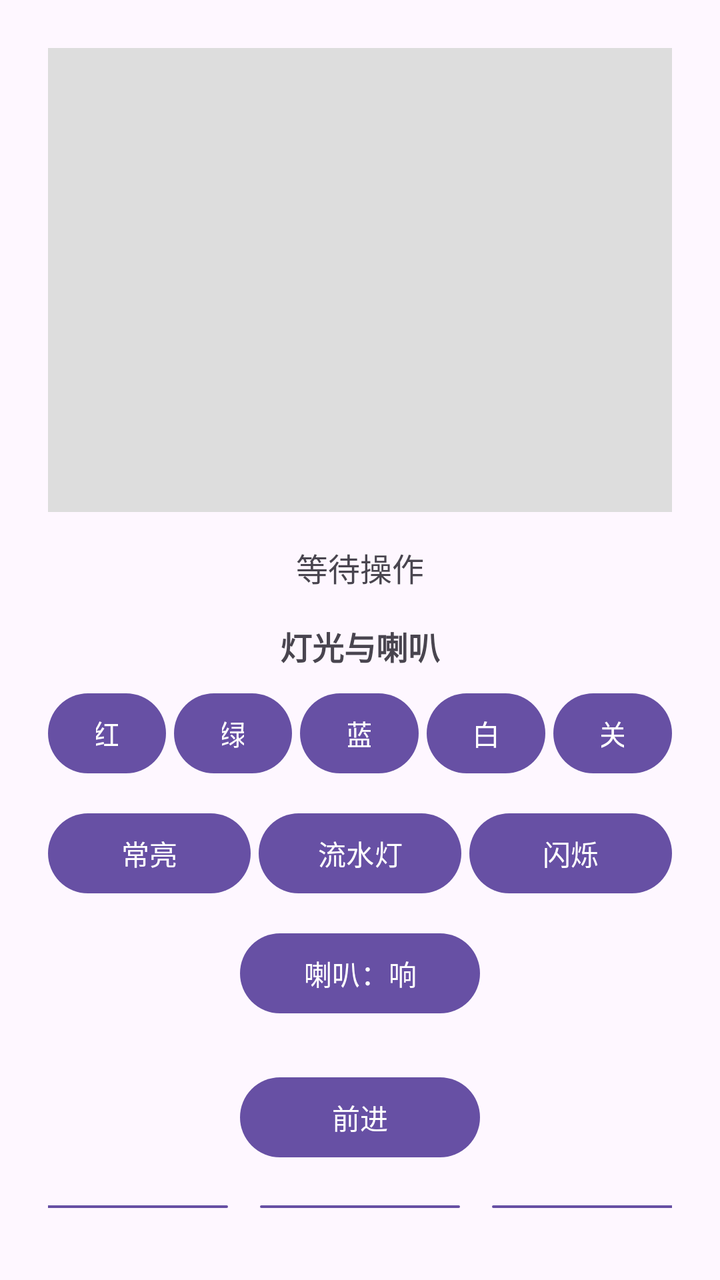
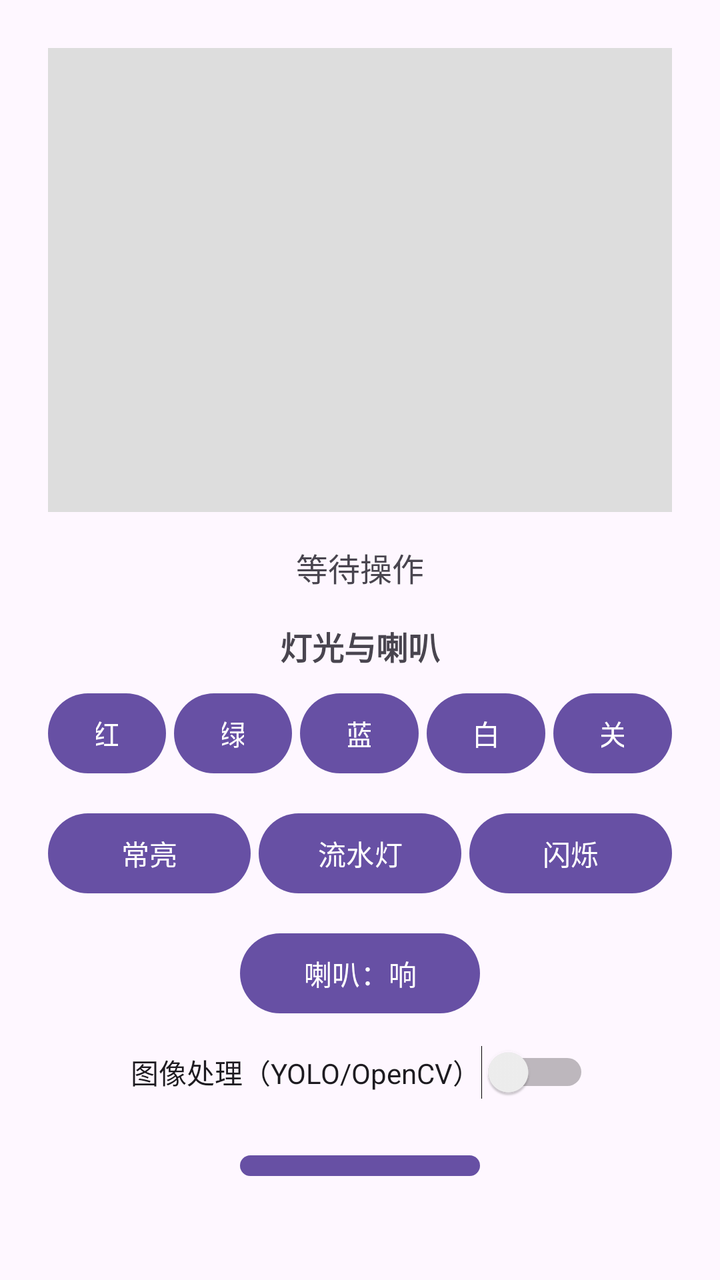

Two renders of the same Android screen: before a commit and after it. Below are the layout's source before the change and the commit's diff.
<!-- AndroidManifest.xml: application theme Theme.CarApp -->
<!-- res/layout/activity_main.xml -->
<?xml version="1.0" encoding="utf-8"?>
<LinearLayout xmlns:android="http://schemas.android.com/apk/res/android"
    android:layout_width="match_parent"
    android:layout_height="match_parent"
    android:orientation="vertical"
    android:gravity="center"
    android:padding="24dp">

    
    <ImageView
        android:id="@+id/ivCamera"
        android:layout_width="match_parent"
        android:layout_height="240dp"
        android:scaleType="centerCrop"
        android:background="#DDDDDD"
        android:contentDescription="小车摄像头画面"
        android:layout_marginBottom="16dp" />

    
    <TextView
        android:id="@+id/tvStatus"
        android:layout_width="match_parent"
        android:layout_height="wrap_content"
        android:text="等待操作"
        android:textSize="16sp"
        android:gravity="center"
        android:layout_marginBottom="16dp" />

    
    <TextView
        android:layout_width="match_parent"
        android:layout_height="wrap_content"
        android:text="灯光与喇叭"
        android:textSize="16sp"
        android:textStyle="bold"
        android:gravity="center"
        android:layout_marginBottom="8dp" />

    
    <LinearLayout
        android:layout_width="match_parent"
        android:layout_height="wrap_content"
        android:orientation="horizontal"
        android:gravity="center"
        android:layout_marginBottom="12dp">

        <Button
            android:id="@+id/btnLedRed"
            android:layout_width="0dp"
            android:layout_height="wrap_content"
            android:layout_weight="1"
            android:layout_marginEnd="4dp"
            android:text="红" />

        <Button
            android:id="@+id/btnLedGreen"
            android:layout_width="0dp"
            android:layout_height="wrap_content"
            android:layout_weight="1"
            android:layout_marginEnd="4dp"
            android:text="绿" />

        <Button
            android:id="@+id/btnLedBlue"
            android:layout_width="0dp"
            android:layout_height="wrap_content"
            android:layout_weight="1"
            android:layout_marginEnd="4dp"
            android:text="蓝" />

        <Button
            android:id="@+id/btnLedWhite"
            android:layout_width="0dp"
            android:layout_height="wrap_content"
            android:layout_weight="1"
            android:layout_marginEnd="4dp"
            android:text="白" />

        <Button
            android:id="@+id/btnLedOff"
            android:layout_width="0dp"
            android:layout_height="wrap_content"
            android:layout_weight="1"
            android:text="关" />

    </LinearLayout>

    
    <LinearLayout
        android:layout_width="match_parent"
        android:layout_height="wrap_content"
        android:orientation="horizontal"
        android:gravity="center"
        android:layout_marginBottom="12dp">

        <Button
            android:id="@+id/btnLedModeSteady"
            android:layout_width="0dp"
            android:layout_height="wrap_content"
            android:layout_weight="1"
            android:layout_marginEnd="4dp"
            android:text="常亮" />

        <Button
            android:id="@+id/btnLedModeFlow"
            android:layout_width="0dp"
            android:layout_height="wrap_content"
            android:layout_weight="1"
            android:layout_marginEnd="4dp"
            android:text="流水灯" />

        <Button
            android:id="@+id/btnLedModeBlink"
            android:layout_width="0dp"
            android:layout_height="wrap_content"
            android:layout_weight="1"
            android:text="闪烁" />

    </LinearLayout>

    
    <Button
        android:id="@+id/btnBuzzer"
        android:layout_width="120dp"
        android:layout_height="wrap_content"
        android:text="喇叭：响"
        android:layout_marginBottom="24dp" />

    
    <Button
        android:id="@+id/btnForward"
        android:layout_width="120dp"
        android:layout_height="wrap_content"
        android:text="前进"
        android:layout_marginBottom="16dp" />

    
    <LinearLayout
        android:layout_width="wrap_content"
        android:layout_height="wrap_content"
        android:orientation="horizontal"
        android:gravity="center">

        <Button
            android:id="@+id/btnLeft"
            android:layout_width="100dp"
            android:layout_height="wrap_content"
            android:text="左转"
            android:layout_marginEnd="16dp" />

        <Button
            android:id="@+id/btnStop"
            android:layout_width="100dp"
            android:layout_height="wrap_content"
            android:text="停止"
            android:layout_marginEnd="16dp" />

        <Button
            android:id="@+id/btnRight"
            android:layout_width="100dp"
            android:layout_height="wrap_content"
            android:text="右转" />

    </LinearLayout>

    
    <Button
        android:id="@+id/btnBackward"
        android:layout_width="120dp"
        android:layout_height="wrap_content"
        android:text="后退"
        android:layout_marginTop="16dp" />

</LinearLayout>
<!-- resources referenced by this layout -->
<resources>
  <style name="Theme.CarApp" parent="Base.Theme.CarApp" />
  <style name="Base.Theme.CarApp" parent="Theme.Material3.DayNight.NoActionBar">
          
          
      </style>
</resources>

<!-- the commit's change to res/layout/activity_main.xml (unified diff, before → after) -->
@@ -124,6 +124,14 @@
         android:layout_width="120dp"
         android:layout_height="wrap_content"
         android:text="喇叭：响"
+        android:layout_marginBottom="12dp" />
+
+    
+    <Switch
+        android:id="@+id/swImageProcess"
+        android:layout_width="wrap_content"
+        android:layout_height="wrap_content"
+        android:text="图像处理（YOLO/OpenCV）"
         android:layout_marginBottom="24dp" />
 
     
